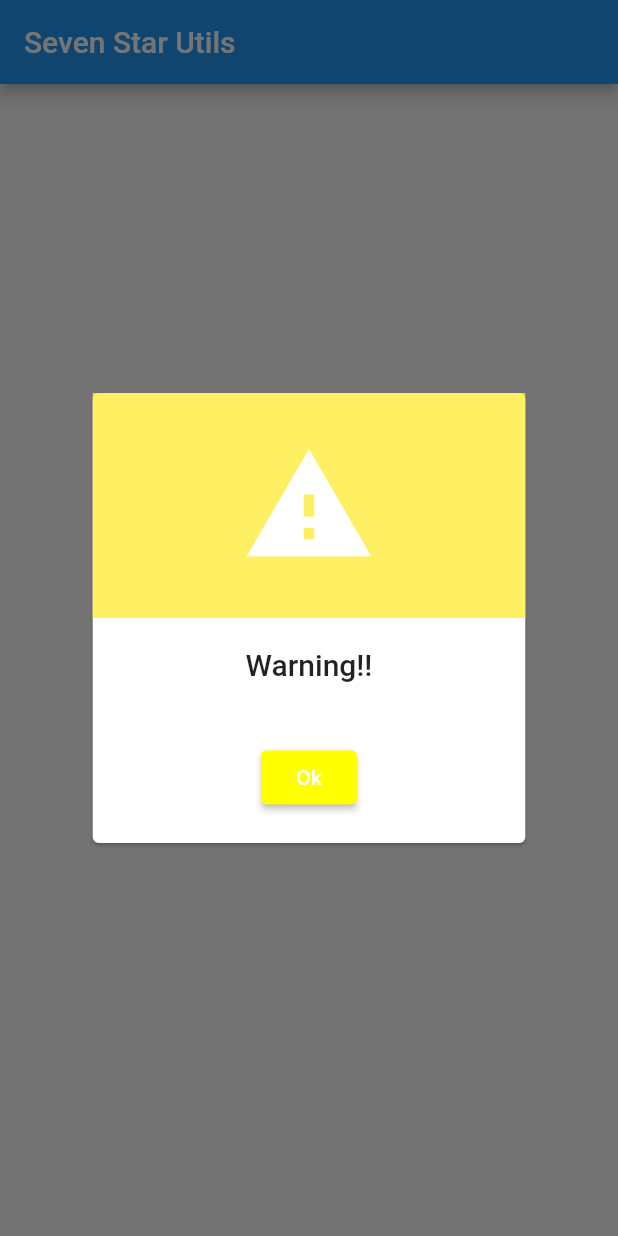
After one commit to thanhtuaung/seven_star_utils, a Flutter app: the screen it shows after launch, after a tap on "Dialog", on a phone screen of 412 x 824 dp. The commit adds this screen. Run offline on Flutter 3.47's test engine with Material 2 defaults, Android fonts, the phone set to English and light mode, and no system bars.

Commit message:
base stateless widget

```diff
--- a/example/lib/main.dart
+++ b/example/lib/main.dart
@@ -8,7 +8,6 @@ void main() {
 class MyApp extends StatelessWidget {
   const MyApp({Key? key}) : super(key: key);
 
-  // This widget is the root of your application.
   @override
   Widget build(BuildContext context) {
     return MaterialApp(
@@ -31,6 +30,7 @@ class MyHomePage extends StatefulWidget {
 class _MyHomePageState extends State<MyHomePage> {
   @override
   Widget build(BuildContext context) {
+    SevenStarUtils.setAppContext(context);
     return Scaffold(
       appBar: AppBar(
         title: const Text('Seven Star Utils'),
@@ -45,6 +45,19 @@ class _MyHomePageState extends State<MyHomePage> {
               initialValue: 1,
               onChanged: (qty) {},
             ),
+            const SizedBox(height: 20),
+            ElevatedButton(
+              onPressed: () {
+                showDialog(
+                    context: context,
+                    builder: (context) {
+                      return const ActionResultDialog(
+                        dialogType: DialogType.warning,
+                      );
+                    });
+              },
+              child: const Text('Dialog'),
+            ),
           ],
         ),
       ),
--- a/lib/seven_star_utils.dart
+++ b/lib/seven_star_utils.dart
@@ -4,5 +4,11 @@ import 'package:flutter/material.dart';
 
 part 'src/widgets/number_keypad.dart';
 part 'src/widgets/qty_changer.dart';
+part 'src/widgets/action_result_dialog.dart';
 part 'src/constant/constant_widgets.dart';
+part 'src/constant/constant_dimensions.dart';
 part 'src/typedef/typedef.dart';
+part 'src/utils/app_context.dart';
+part 'src/enums/enums.dart';
+part 'src/base_widgets/base_widget.dart';
+part 'src/base_widgets/base_stateless_widget.dart';
--- /dev/null
+++ b/lib/src/constant/constant_dimensions.dart
@@ -0,0 +1,7 @@
+part of seven_star_utils;
+
+class ConstantDimensions {
+  static double deviceHeight = MediaQuery.of(SevenStarUtils.appContext!).size.height;
+  static double deviceWidth = MediaQuery.of(SevenStarUtils.appContext!).size.width;
+  static double pagePadding = 16;
+}
--- /dev/null
+++ b/lib/src/enums/enums.dart
@@ -0,0 +1,3 @@
+part of seven_star_utils;
+
+enum DialogType { success, fail , warning }
--- /dev/null
+++ b/lib/src/utils/app_context.dart
@@ -0,0 +1,18 @@
+part of seven_star_utils;
+
+class SevenStarUtils {
+  static final SevenStarUtils _instance = SevenStarUtils._();
+  static BuildContext? _appContext;
+
+  SevenStarUtils._();
+
+  factory SevenStarUtils() {
+    return _instance;
+  }
+
+  static setAppContext(BuildContext context) {
+    _appContext = context;
+  }
+
+  static get appContext => _appContext;
+}
--- /dev/null
+++ b/lib/src/widgets/action_result_dialog.dart
@@ -0,0 +1,155 @@
+part of seven_star_utils;
+
+class ActionResultDialog extends StatefulWidget {
+  const ActionResultDialog({
+    Key? key,
+    required this.dialogType,
+    this.label,
+    this.onPressed,
+  }) : super(key: key);
+
+  final DialogType dialogType;
+  final String? label;
+  final VoidCallback? onPressed;
+
+  @override
+  State<ActionResultDialog> createState() => _ActionResultDialogState();
+}
+
+class _ActionResultDialogState extends State<ActionResultDialog>
+    with SingleTickerProviderStateMixin {
+  late AnimationController _animationController;
+
+  late String label;
+  int dialogTypeNumber = 1;
+
+  @override
+  void initState() {
+    _animationController = AnimationController(
+        duration: const Duration(milliseconds: 350), vsync: this)
+      ..forward();
+
+    label = widget.label ??
+        (widget.dialogType == DialogType.success
+            ? 'Success!!'
+            : widget.dialogType == DialogType.warning
+                ? "Warning!!"
+                : 'Fail!!');
+
+    dialogTypeNumber = widget.dialogType == DialogType.success
+        ? 1
+        : widget.dialogType == DialogType.fail
+            ? 2
+            : 3;
+
+    super.initState();
+  }
+
+  @override
+  void dispose() {
+    _animationController.dispose();
+    super.dispose();
+  }
+
+  @override
+  Widget build(BuildContext context) {
+    return ScaleTransition(
+      scale: Tween<double>(begin: 0, end: 1).animate(_animationController),
+      child: Center(
+        child: Card(
+          color: Colors.white,
+          child: Container(
+            width: ConstantDimensions.deviceWidth * 0.7,
+            height: 300,
+            decoration: BoxDecoration(
+              borderRadius: BorderRadius.circular(20),
+            ),
+            child: Column(
+              children: [
+                Expanded(
+                  // flex: 4,
+                  child: Container(
+                    width: double.infinity,
+                    alignment: Alignment.center,
+                    decoration: BoxDecoration(
+                      color: (dialogTypeNumber == 1
+                              ? Colors.greenAccent
+                              : dialogTypeNumber == 2
+                                  ? Colors.red
+                                  : Colors.yellow)
+                          .withOpacity(0.8),
+                    ),
+                    child: dialogTypeNumber == 1
+                        ? successWidget()
+                        : dialogTypeNumber == 2
+                            ? errorIconWidget()
+                            : warningWidget(),
+                  ),
+                ),
+                Expanded(
+                  // flex: 3,
+                  child: Container(
+                    // decoration: BoxDecoration(
+                    //   color: Colors.red.withOpacity(0.4),
+                    // ),
+                    child: Column(
+                      mainAxisAlignment: MainAxisAlignment.spaceAround,
+                      children: [
+                        Text(
+                          label,
+                          style: Theme.of(context).textTheme.titleLarge,
+                        ),
+                        ElevatedButton(
+                          onPressed: () {
+                            _animationController.reverse();
+                            Navigator.pop(context);
+                          },
+                          style: ElevatedButton.styleFrom(
+                            primary: dialogTypeNumber == 1
+                                ? Colors.greenAccent
+                                : dialogTypeNumber == 2
+                                    ? Colors.redAccent
+                                    : Colors.yellowAccent,
+                          ),
+                          child: Text('Ok'),
+                        )
+                      ],
+                    ),
+                  ),
+                )
+              ],
+            ),
+          ),
+        ),
+      ),
+    );
+  }
+
+  Widget successWidget() {
+    return const CircleAvatar(
+      radius: 45,
+      backgroundColor: Colors.white,
+      child: Icon(
+        Icons.done,
+        color: Colors.green,
+        size: 50,
+      ),
+    );
+  }
+
+  Widget errorIconWidget() {
+    return const Icon(
+      Icons.error,
+      size: 90,
+      color: Colors.white,
+    );
+  }
+
+  Widget warningWidget() {
+    return const Icon(
+      Icons.warning,
+      size: 90,
+      color: Colors.white,
+    );
+  }
+}
```
Also changed, not shown: lib/src/base_widgets/base_stateless_widget.dart (added, +33 -0 lines), lib/src/base_widgets/base_widget.dart (added, +31 -0 lines).
